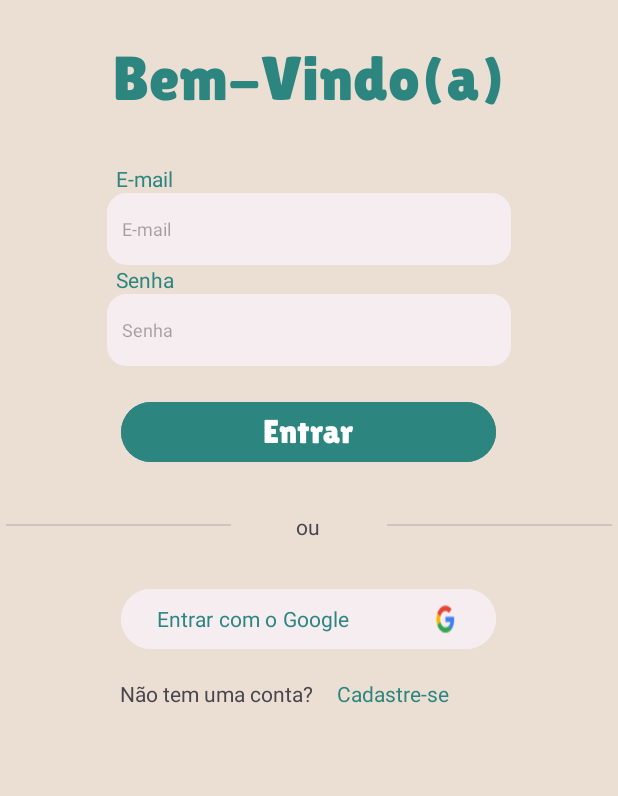
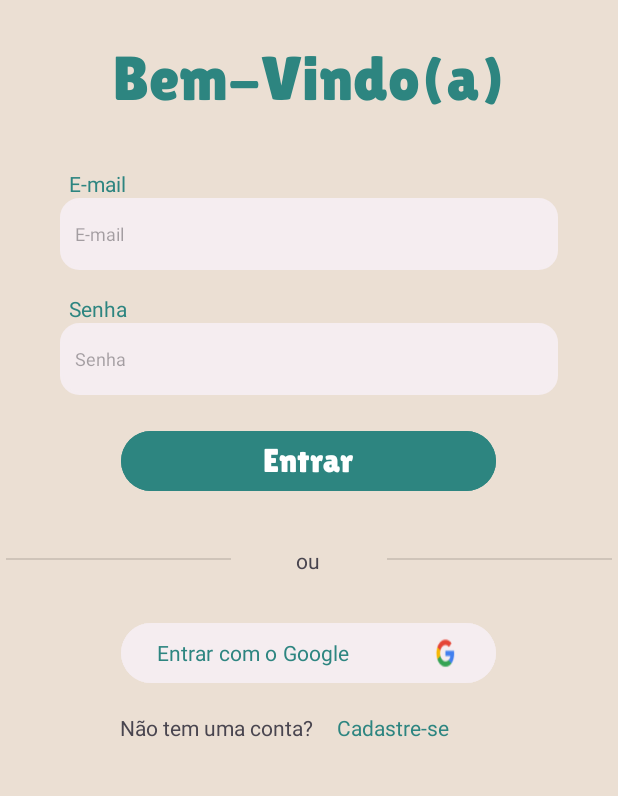
Before and after one commit to Peticos/Mobile, an Android app: the layout activity_login.xml on its own in the app's theme, with its tools: preview values and no code run, on a phone screen of 412 x 824 dp, the part 228-1024 px from its top. Run offline under Robolectric (Android 15) with nearby library versions, the phone set to English and light mode, and no system bars; Roboto replaces fonts that are not available here.

Commit message:
Ajustes gerais

```diff
--- a/app/src/main/java/com/mobile/peticos/Login.java
+++ b/app/src/main/java/com/mobile/peticos/Login.java
@@ -17,5 +17,6 @@ public class Login extends AppCompatActivity {
     public void TutorOuPeofissional(View view) {
         Intent intent = new Intent(this, Tutor_ou_Profissional.class);
         startActivity(intent);
+        finish();
     }
 }
--- a/app/src/main/java/com/mobile/peticos/SplashScreen.java
+++ b/app/src/main/java/com/mobile/peticos/SplashScreen.java
@@ -17,7 +17,7 @@ public class SplashScreen extends AppCompatActivity {
         new Handler(Looper.getMainLooper()).postDelayed(new Runnable() {
             @Override
             public void run() {abritela();}
-        }, 2000);
+        }, 1000);
     }
 
     private void abritela(){
--- a/app/src/main/res/layout/activity_login.xml
+++ b/app/src/main/res/layout/activity_login.xml
@@ -38,9 +38,10 @@
 
     <LinearLayout
         android:id="@+id/linearLayout"
-        android:layout_width="269dp"
-        android:layout_height="197dp"
+        android:layout_width="match_parent"
+        android:layout_height="220dp"
         android:layout_marginTop="36dp"
+        android:layout_marginHorizontal="40dp"
         android:gravity="center"
         android:orientation="vertical"
         android:textAlignment="center"
@@ -59,10 +60,11 @@
 
         <EditText
             android:id="@+id/editTextText"
-            android:layout_width="269dp"
+            android:layout_width="match_parent"
             android:layout_height="48dp"
             android:background="@drawable/rounded_edit_text"
             android:backgroundTint="@color/white"
+            android:layout_marginBottom="16dp"
             android:ems="10"
             android:hint="E-mail"
             android:inputType="text"
@@ -82,7 +84,7 @@
 
         <EditText
             android:id="@+id/editTextText2"
-            android:layout_width="269dp"
+            android:layout_width="match_parent"
             android:layout_height="48dp"
             android:background="@drawable/rounded_edit_text"
             android:backgroundTint="@color/white"
--- a/app/src/main/res/layout/activity_tutor_ou_profissional.xml
+++ b/app/src/main/res/layout/activity_tutor_ou_profissional.xml
@@ -133,7 +133,8 @@
         android:layout_height="wrap_content"
         android:layout_marginTop="20dp"
         android:fontFamily="@font/varela_round"
-        android:text="Entra"
+        android:onClick="EntarLogin"
+        android:text="Entrar"
         android:textColor="@color/water_blue"
         android:textSize="16sp"
         app:layout_constraintEnd_toEndOf="parent"
--- a/app/src/main/res/values-night/themes.xml
+++ b/app/src/main/res/values-night/themes.xml
@@ -1,7 +1,10 @@
 <resources xmlns:tools="http://schemas.android.com/tools">
     <!-- Base application theme. -->
-    <style name="Base.Theme.Peticos" parent="Theme.Material3.DayNight.NoActionBar">
+    <style name="Base.Theme.Peticos" parent="Theme.Material3.Light.NoActionBar">
         <!-- Customize your dark theme here. -->
          <item name="colorPrimary">@color/water_blue</item>
     </style>
+
+
+    <style name="Theme.Peticos" parent="Base.Theme.Peticos" />
 </resources>
```
Also changed, not shown: app/src/main/java/com/mobile/peticos/Tutor_ou_Profissional.java (+7 -0 lines).
